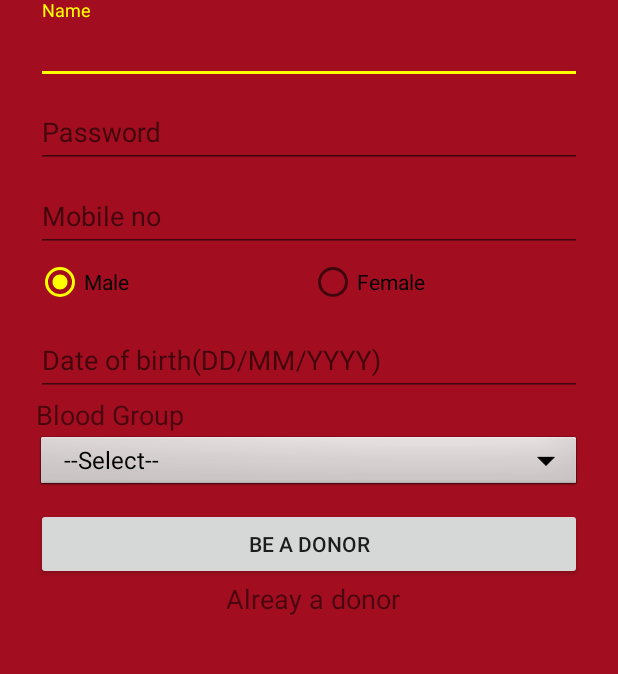
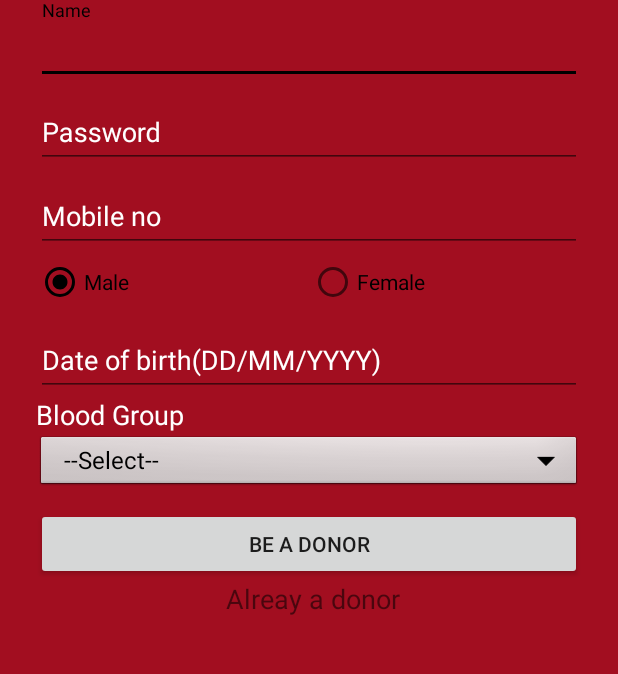
Before and after one commit to alenave/RaktaDaanam, an Android app: the DonorActivity screen opened directly, with no data from a screen before it, on a phone screen of 412 x 824 dp, the part 234-908 px from its top. Run offline under Robolectric (Android 15) with nearby library versions, the phone set to English and light mode, and no system bars.

Commit message:
Fixed colour issue in popup

```diff
--- a/app/src/main/res/layout/activity_donor.xml
+++ b/app/src/main/res/layout/activity_donor.xml
@@ -32,7 +32,7 @@
                 android:layout_width="match_parent"
                 android:layout_height="wrap_content"
                 android:inputType="textCapWords"
-                android:hint="Name"></EditText>
+                android:hint="Name"/>
         </android.support.design.widget.TextInputLayout>
 
         <!-- Password Label -->
@@ -114,13 +114,17 @@
             android:layout_height="wrap_content"
             android:text="Blood Group"
             android:textSize="18dp"
-            android:textAlignment="gravity"/>
+            android:textAlignment="gravity"
+            android:textColor="@color/colorHelpText"/>
         <Spinner
             android:id="@+id/blood_group"
-            android:layout_width="match_parent"
+            android:layout_width="fill_parent"
             android:layout_height="40dp"
             android:background="@android:drawable/btn_dropdown"
-            android:spinnerMode="dropdown" />
+            android:spinnerMode="dropdown"
+            android:dropDownWidth="fill_parent"
+            android:layout_alignParentLeft="true"
+            android:layout_below="@+id/bgLabel"/>
 
 
         <!-- Signup Button -->
--- a/app/src/main/res/values/colors.xml
+++ b/app/src/main/res/values/colors.xml
@@ -2,5 +2,6 @@
 <resources>
     <color name="colorPrimary">#000000</color>
     <color name="colorPrimaryDark">#000000</color>
-    <color name="colorAccent">#ffff00</color>
+    <color name="colorAccent">#000000</color>
+    <color name="colorHelpText">#ffffff</color>
 </resources>
--- a/app/src/main/res/values/styles.xml
+++ b/app/src/main/res/values/styles.xml
@@ -6,6 +6,8 @@
         <item name="colorPrimary">@color/colorPrimary</item>
         <item name="colorPrimaryDark">@color/colorPrimaryDark</item>
         <item name="colorAccent">@color/colorAccent</item>
+        <!-- custom theam for raktaDaanam -->
+        <item name="android:textColorHint">@color/colorHelpText</item>
     </style>
 
 </resources>
```
